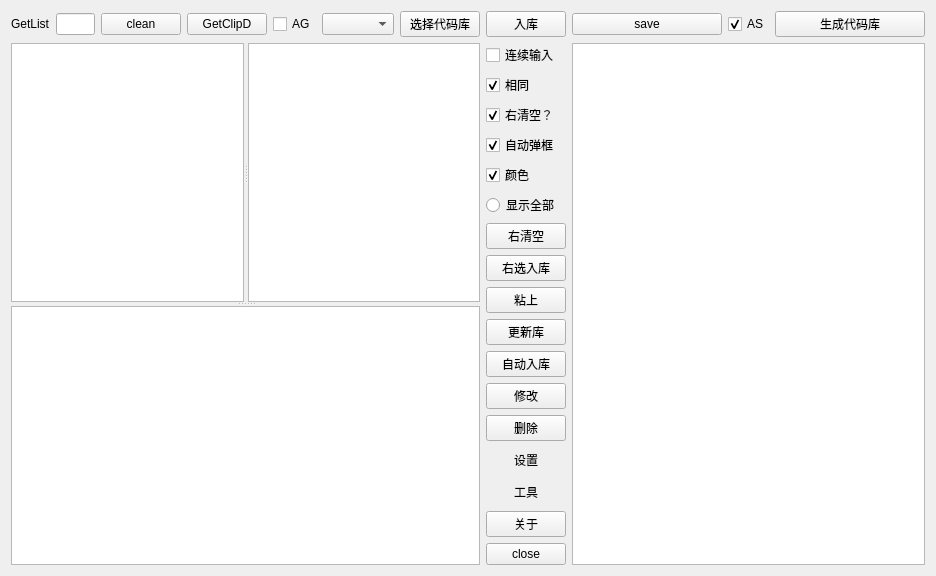
Above: auto_c_code/autoccode.ui from yjduoduo/auto_c_code before the change. Below: the same form after it.
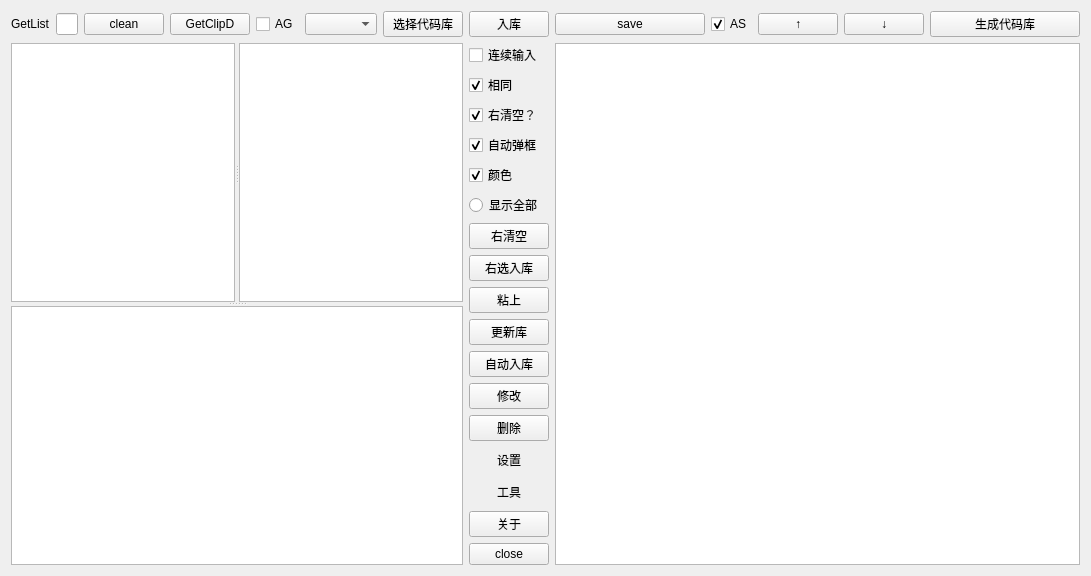
That is the form after the change. Custom widgets are drawn as their Qt base class.

```diff
--- a/auto_c_code/autoccode.ui
+++ b/auto_c_code/autoccode.ui
@@ -7,7 +7,7 @@
     <x>0</x>
     <y>0</y>
     <width>936</width>
-    <height>487</height>
+    <height>518</height>
    </rect>
   </property>
   <property name="windowTitle">
@@ -325,6 +325,20 @@
            </property>
           </widget>
          </item>
+         <item>
+          <widget class="QPushButton" name="pushButton_arrow_up">
+           <property name="text">
+            <string>↑</string>
+           </property>
+          </widget>
+         </item>
+         <item>
+          <widget class="QPushButton" name="pushButton_arrow_down">
+           <property name="text">
+            <string>↓</string>
+           </property>
+          </widget>
+         </item>
          <item>
           <widget class="QPushButton" name="gencode_btn">
            <property name="minimumSize">
```
